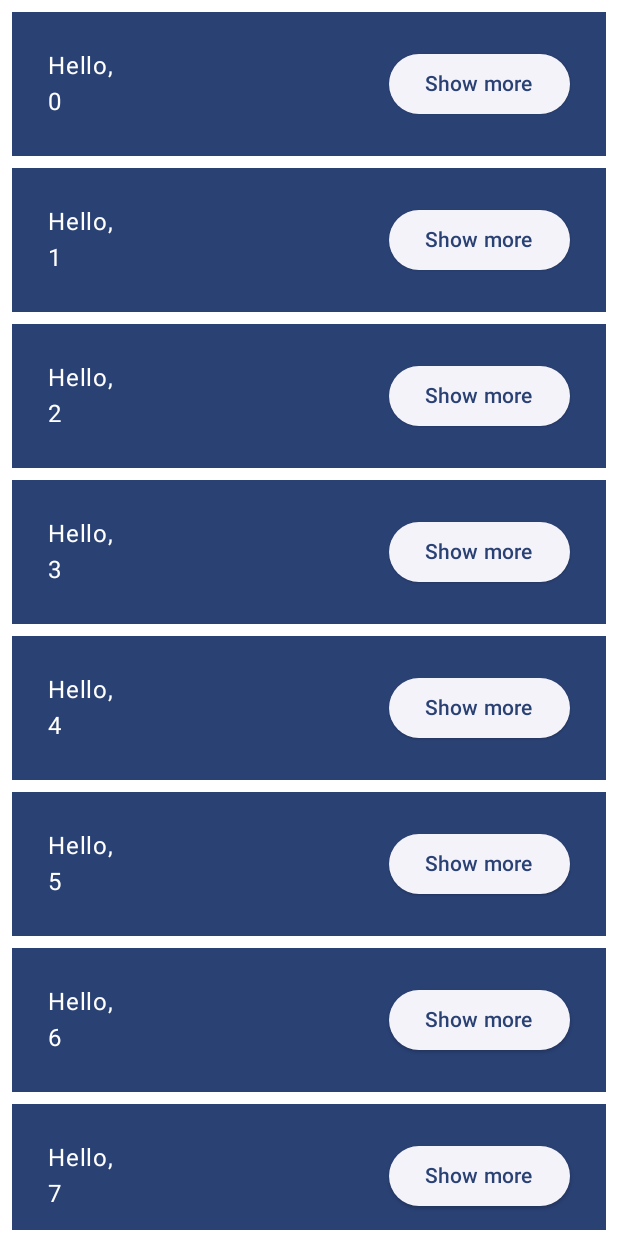
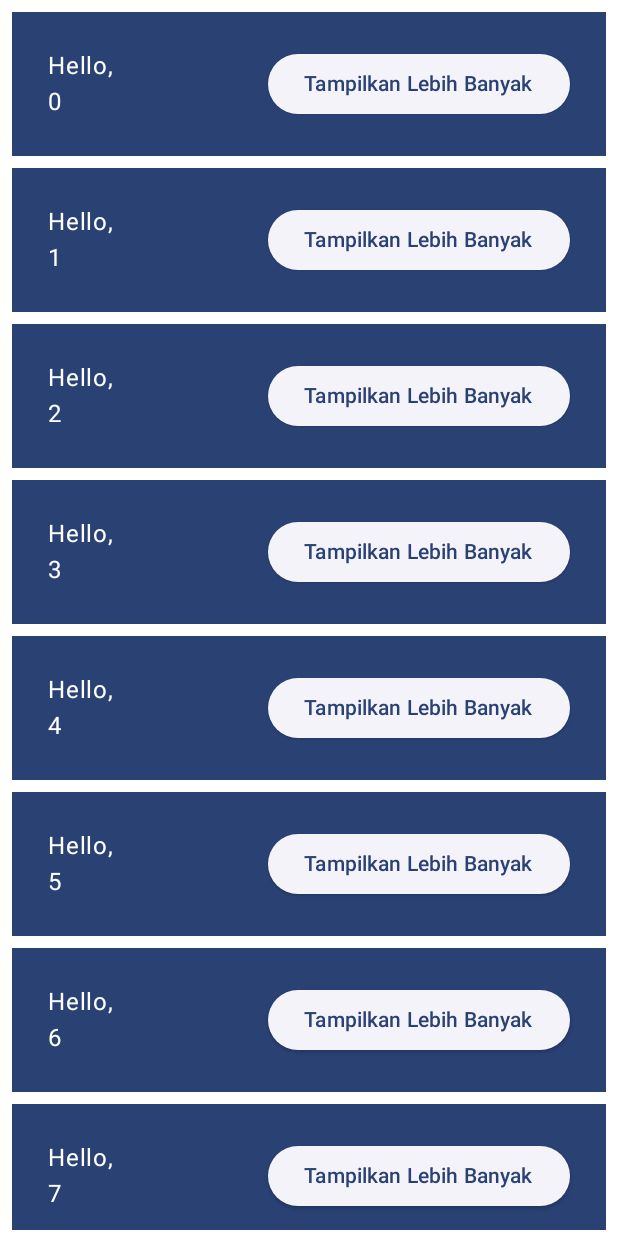
Before and after one commit to Denzel313/Testing, an Android app built with Jetpack Compose: the @Preview function DefaultPreview, on a phone screen of 412 x 824 dp. Run offline under Robolectric (Android 15) with nearby library versions, the phone set to English and light mode, and no system bars.

Commit message:
Ubah Teks

```diff
--- a/app/src/main/java/com/denz/basicscodelab/MainActivity.kt
+++ b/app/src/main/java/com/denz/basicscodelab/MainActivity.kt
@@ -130,7 +130,7 @@ private fun Greeting(name: String) {
             ElevatedButton(
                 onClick = { expanded.value = !expanded.value }
             ) {
-                Text(if (expanded.value) "Show less" else "Show more")
+                Text(if (expanded.value) "Tampilkan Lebih Sedikit" else "Tampilkan Lebih Banyak")
             }
         }
     }
```
